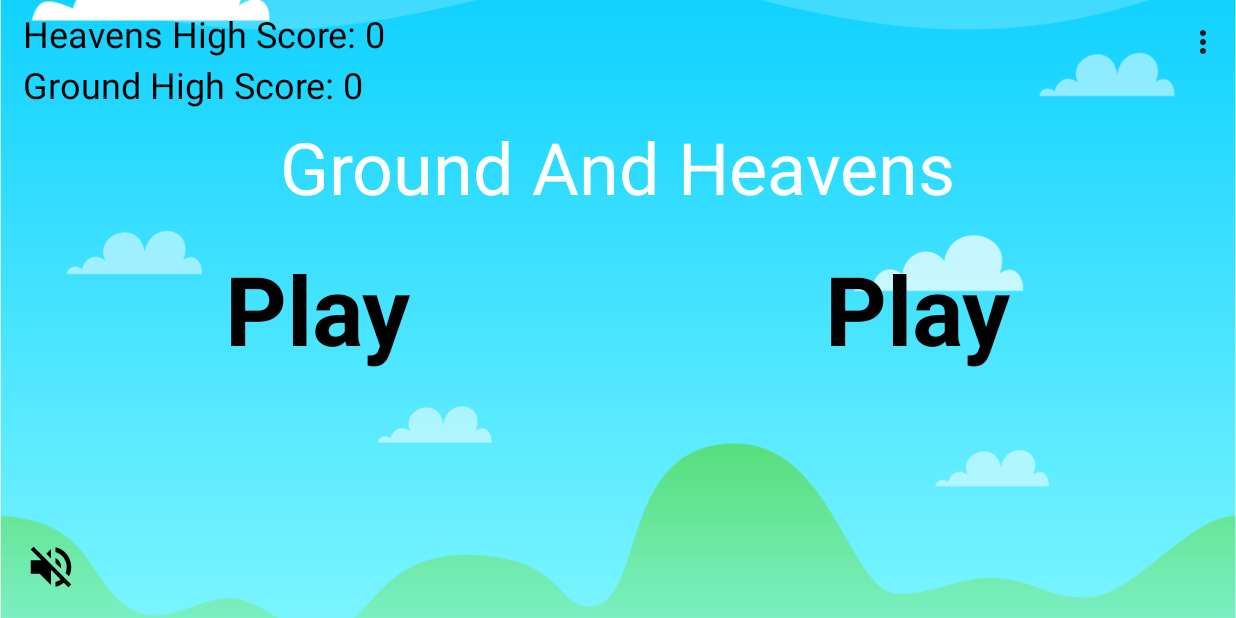
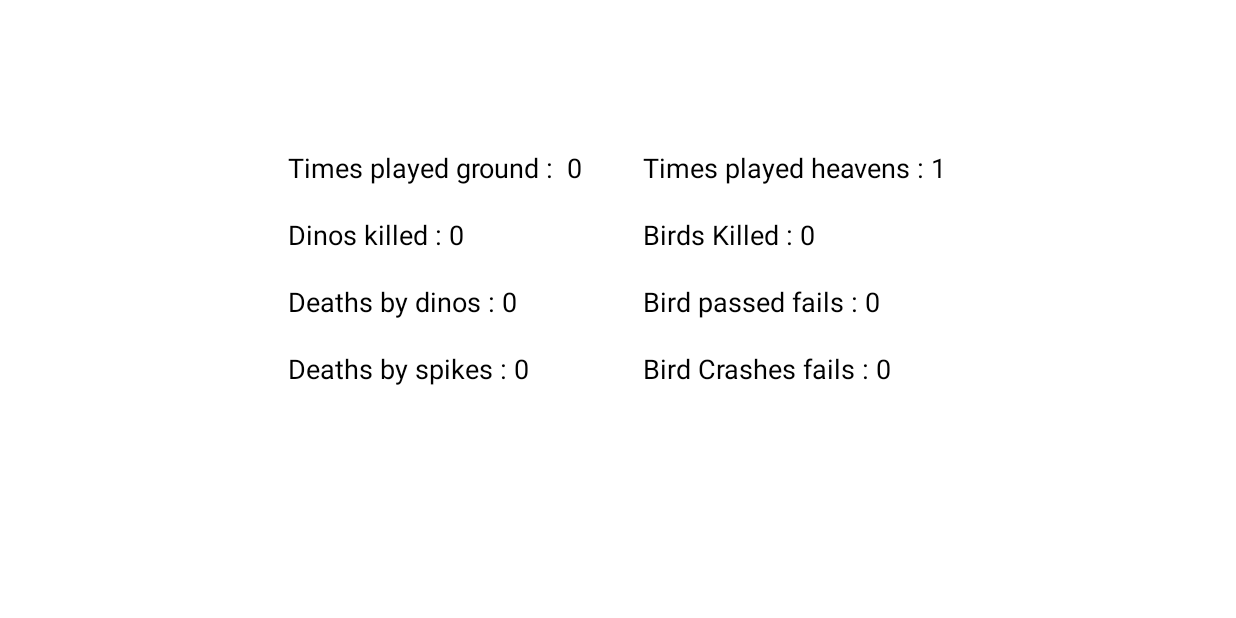
Before and after one commit to ArielMelnick/ProjectGame, an Android app: the screen it shows after launch (MainActivity), in the options menu, after a tap on "Statistics", on a phone screen of 824 x 412 dp (held sideways). Run offline under Robolectric (Android 15) with nearby library versions, the light colour scheme and no system bars.

Commit message:
Many little things

```diff
--- a/app/src/main/AndroidManifest.xml
+++ b/app/src/main/AndroidManifest.xml
@@ -17,6 +17,7 @@
         android:theme="@style/Theme.ProjectGame">
         <activity
             android:name=".GroundGameActivity"
+            android:screenOrientation="landscape"
             android:exported="false" />
         <activity
             android:name=".HeavensGameActivity"
--- a/app/src/main/java/com/example/projectgame/Bullet.java
+++ b/app/src/main/java/com/example/projectgame/Bullet.java
@@ -10,7 +10,6 @@ public class Bullet {
     Bitmap bullet;
     int width, height;
 
-    // it seems to me for right now, that "newBullet()" from HeavensGameView can be here instead
 
     Bullet(Resources res) {
         this.bullet = BitmapFactory.decodeResource(res, R.drawable.bullet);
--- a/app/src/main/java/com/example/projectgame/GroundGameView.java
+++ b/app/src/main/java/com/example/projectgame/GroundGameView.java
@@ -31,6 +31,7 @@ public class GroundGameView extends SurfaceView implements Runnable {
     private SharedPreferences sp;
     private MediaPlayer mp;
     private double increaseSpeed;
+    private SharedPreferences.Editor edit;
 
 
     public GroundGameView(GroundGameActivity activity, int screenX, int screenY) {
@@ -39,6 +40,10 @@ public class GroundGameView extends SurfaceView implements Runnable {
         this.activity = activity;
 
         sp = activity.getSharedPreferences("game", Context.MODE_PRIVATE);
+        edit = sp.edit();
+
+        edit.putInt("timesPlayedGround", sp.getInt("timesPlayedGround", 0) + 1);
+        edit.apply();
 
         mp = MediaPlayer.create(activity, R.raw.shoot);
 
@@ -96,7 +101,7 @@ public class GroundGameView extends SurfaceView implements Runnable {
 
 
         List<Bullet> trash = new ArrayList<>();
-        trash.clear();
+
 
         for (Bullet bullet : bullets) {
             if (bullet.x > screenX)
@@ -109,6 +114,11 @@ public class GroundGameView extends SurfaceView implements Runnable {
                     dino.x = -600;
                     bullet.x = screenX + 500;
                     dino.wasShot = true;
+
+                    if (sp.getInt("dinosKilled", 0) < 999999999)
+                        edit.putInt("dinosKilled", sp.getInt("dinosKilled", 0) + 1);
+
+                    edit.apply();
                 }
             }
         }
@@ -125,10 +135,8 @@ public class GroundGameView extends SurfaceView implements Runnable {
                 return;
             }
 
-
-
-            dino.speed = (int) (Math.random() * (40 * screenRatioX) + (30 * screenRatioX) +(int)increaseSpeed);
-            dino.x = (int) ((Math.random() * (400) + screenX + 100) * screenRatioX);
+            dino.speed = (int) (Math.random() * (40 * screenRatioX) + (30 * screenRatioX) + (int) increaseSpeed);
+            dino.x = (int) ((Math.random() * (900) + screenX + 100) * screenRatioX);
             dino.y = (int) ((665 * screenRatioY) - (90 * screenRatioX));
             dino.wasShot = false;
         }
@@ -139,7 +147,7 @@ public class GroundGameView extends SurfaceView implements Runnable {
 
             spikes.x = (int) ((Math.random() * (400) + screenX + 100) * screenRatioX);
             spikes.y = (int) ((665 * screenRatioY) + 170 * screenRatioX);
-            spikes.speed = (int) (22 * screenRatioX) +  (int)increaseSpeed;
+            spikes.speed = (int) (22 * screenRatioX) + (int) increaseSpeed;
 
         }
 
@@ -147,6 +155,8 @@ public class GroundGameView extends SurfaceView implements Runnable {
         if (Rect.intersects(dino.getCollisionShape(), robot.getCollisionShape())) {
             isGameOver = true;
             robot.y = robot.defaultY + 15;
+            edit.putInt("deathsByDino", sp.getInt("deathsByDino", 0) + 1);
+            edit.apply();
             return;
         }
 
@@ -154,6 +164,8 @@ public class GroundGameView extends SurfaceView implements Runnable {
         if (Rect.intersects(spikes.getCollisionShape(), robot.getCollisionShape())) {
             isGameOver = true;
             robot.y = robot.defaultY + 15;
+            edit.putInt("deathsBySpikes", sp.getInt("deathsBySpikes", 0) + 1);
+            edit.apply();
             return;
         }
 
@@ -162,7 +174,7 @@ public class GroundGameView extends SurfaceView implements Runnable {
 
     public void updateBackground() {
 
-        int step = (int) (22 * screenRatioX) +  (int)increaseSpeed;
+        int step = (int) (22 * screenRatioX) + (int) increaseSpeed;
         background1.x -= step;
         background2.x -= step;
 
@@ -275,7 +287,7 @@ public class GroundGameView extends SurfaceView implements Runnable {
 
         Bullet bullet = new Bullet(getResources());
         bullet.x = robot.x + robot.averageWidth;
-        bullet.y = (int) ((robot.y + robot.averageHeight / 2 )-30*screenRatioY);
+        bullet.y = (int) ((robot.y + robot.averageHeight / 2) - 30 * screenRatioY);
         bullets.add(bullet);
 
     }
@@ -293,7 +305,7 @@ public class GroundGameView extends SurfaceView implements Runnable {
     public void saveIfHighScore() {
 
         if (sp.getInt("GroundHighScore", 0) < score) {
-            SharedPreferences.Editor edit = sp.edit();
+
             edit.putInt("GroundHighScore", score);  // creating/changing an int variant named "highScore" inside "game.xml" that inside "shared_prefs" directory
             edit.apply();  // To create/change the high score
 
--- a/app/src/main/java/com/example/projectgame/HeavensGameView.java
+++ b/app/src/main/java/com/example/projectgame/HeavensGameView.java
@@ -31,6 +31,7 @@ public class HeavensGameView extends SurfaceView implements Runnable {
     private SharedPreferences sp;  // I'm using "SharedPreferences" to store the highest score
     private HeavensGameActivity activity;
     private MediaPlayer mp;
+    private SharedPreferences.Editor edit;
 
     public HeavensGameView(HeavensGameActivity activity, int screenX, int screenY) {
         super(activity);
@@ -38,6 +39,9 @@ public class HeavensGameView extends SurfaceView implements Runnable {
         this.activity = activity;
 
         sp = activity.getSharedPreferences("game", Context.MODE_PRIVATE);  // connecting to the xml file named "game" in SharedPreferences that i created in "MainActivity".
+        edit = sp.edit();
+        edit.putInt("timesPlayedHeavens", sp.getInt("timesPlayedHeavens", 0) + 1);
+        edit.apply();
 
         mp = MediaPlayer.create(activity, R.raw.shoot);
 
@@ -118,6 +122,11 @@ public class HeavensGameView extends SurfaceView implements Runnable {
                     bird.x = -500;  // so the bird will go out of the screen, to the left
                     bullet.x = screenX + 500;  // so the bullet will be out of the screen
                     bird.wasShot = true;
+
+                    if (sp.getInt("birdsKilled", 0) < 999999999)
+                        edit.putInt("birdsKilled", sp.getInt("birdsKilled", 0) + 1);
+
+                    edit.apply();
                 }
             }
         }
@@ -133,6 +142,9 @@ public class HeavensGameView extends SurfaceView implements Runnable {
 
                 if (!(bird.wasShot)) {  // if the bird got out of the screen without getting shoot at so the player had failed and the game will be over
                     isGameOver = true;
+                    edit.putInt("birdPassFails", sp.getInt("birdPassFails", 0) + 1);
+                    edit.apply();
+
                     return;
                 }
 
@@ -146,6 +158,9 @@ public class HeavensGameView extends SurfaceView implements Runnable {
 
             if (Rect.intersects(bird.getCollisionShape(), flight.getCollisionShape())) {  // to check if the bird hit the airplane to end the game
                 isGameOver = true;
+                edit.putInt("birdCrashes", sp.getInt("birdCrashes", 0) + 1);
+                edit.apply();
+
                 return;
 
             }
@@ -282,7 +297,7 @@ public class HeavensGameView extends SurfaceView implements Runnable {
     public void saveIfHighScore() {
 
         if (sp.getInt("HeavensHighScore", 0) < score) {
-            SharedPreferences.Editor edit = sp.edit();
+
             edit.putInt("HeavensHighScore", score);  // creating/changing an int variant named "highScore" inside "game.xml" that inside "shared_prefs" directory
             edit.apply();  // To create/change the high score
 
--- a/app/src/main/java/com/example/projectgame/MainActivity.java
+++ b/app/src/main/java/com/example/projectgame/MainActivity.java
@@ -8,10 +8,13 @@ import android.content.IntentFilter;
 import android.content.SharedPreferences;
 import android.net.Uri;
 import android.os.Bundle;
+import android.text.Layout;
 import android.view.Menu;
 import android.view.MenuItem;
 import android.view.View;
+import android.view.WindowManager;
 import android.widget.ImageView;
+import android.widget.LinearLayout;
 import android.widget.TextView;
 
 public class MainActivity extends AppCompatActivity {
@@ -21,7 +24,6 @@ public class MainActivity extends AppCompatActivity {
     private TextView tvHeavensHighScore;
     private TextView tvGroundHighScore;
     private SharedPreferences sp;
-    private Dialog instructionsDialog;
     private SharedPreferences.Editor editor;
     private MyBroadcastReceiver mbr;
 
@@ -44,7 +46,7 @@ public class MainActivity extends AppCompatActivity {
 
         volume = findViewById(R.id.volume);
 
-        if (isMute)  // I'm putting those "if" statements also in here so if the player would return to the game after he closed it, it will just like it was when he exited the game.
+        if (isMute)  // I'm putting those "if" statements also in here so if the player would return to the game after he closed it, it will be just like it was when he exited the game.
             volume.setImageResource(R.drawable.ic_baseline_volume_off_24);
         else
             volume.setImageResource(R.drawable.ic_baseline_volume_up_24);
@@ -101,23 +103,68 @@ public class MainActivity extends AppCompatActivity {
             Intent intent = new Intent(Intent.ACTION_DIAL, Uri.parse("tel:" + "0546306568"));
             startActivity(intent);
         }
-        if (id == R.id.Instructions) {
+
+        if (id == R.id.Instructions)
             createInstructionsDialog();
 
-        }
+        if (id == R.id.Statistics)
+            createStatisticsDialog();
+
         return true;
 
     }
 
     public void createInstructionsDialog() {
 
-        instructionsDialog = new Dialog(this);
+        Dialog instructionsDialog = new Dialog(this);
 
         instructionsDialog.setContentView(R.layout.instructions_dialog_layout);
-        instructionsDialog.setTitle("Instructions");
         instructionsDialog.setCancelable(true);
 
         instructionsDialog.show();
+
+    }
+
+    public void createStatisticsDialog() {
+        TextView timesPlayedGround, dinosKilled, deathsByDino, deathsBySpikes, timesPlayedHeavens, birdsKilled, birdPassFails, birdCrashes;
+        Dialog statisticsDialog = new Dialog(this);
+        statisticsDialog.setContentView(R.layout.statistics_dialog_layout);
+        WindowManager.LayoutParams wmlp = new WindowManager.LayoutParams();
+        wmlp.width = 1600;
+        wmlp.height = 700;
+        statisticsDialog.getWindow().setAttributes(wmlp);
+        statisticsDialog.setCancelable(true);
+
+        timesPlayedGround = statisticsDialog.findViewById(R.id.timesPlayedGround);
+        dinosKilled = statisticsDialog.findViewById(R.id.dinosKilled);
+        deathsByDino = statisticsDialog.findViewById(R.id.deathsByDino);
+        deathsBySpikes = statisticsDialog.findViewById(R.id.deathsBySpikes);
+        timesPlayedHeavens = statisticsDialog.findViewById(R.id.timesPlayedHeavens);
+        birdsKilled = statisticsDialog.findViewById(R.id.birdsKilled);
+        birdPassFails = statisticsDialog.findViewById(R.id.birdPassFails);
+        birdCrashes = statisticsDialog.findViewById(R.id.birdCrashes);
+
+
+        timesPlayedGround.setText("Times played ground :  " + sp.getInt("timesPlayedGround", 0));
+
+        if (sp.getInt("dinosKilled", 0) == 999999999)
+            dinosKilled.setText("Dinos killed : " + 999999999 + "+" + "\n you are playing to much!");
+        else
+            dinosKilled.setText("Dinos killed : " + sp.getInt("dinosKilled", 0));
+
+        deathsByDino.setText("Deaths by dinos : " + sp.getInt("deathsByDino", 0));
+        deathsBySpikes.setText("Deaths by spikes : " + sp.getInt("deathsBySpikes", 0));
+        timesPlayedHeavens.setText("Times played heavens : " + sp.getInt("timesPlayedHeavens", 0));
+
+        if (sp.getInt("birdsKilled", 0) == 999999999)
+            dinosKilled.setText("Birds killed : " + 999999999 + "+" + "\n you are playing to much!");
+        else
+            birdsKilled.setText("Birds Killed : " + sp.getInt("birdsKilled", 0));
+
+        birdPassFails.setText("Bird passed fails : " + sp.getInt("birdPassFails", 0));
+        birdCrashes.setText("Bird Crashes fails : " + sp.getInt("birdCrashes", 0));
+
+        statisticsDialog.show();
 
     }
 
@@ -135,9 +182,7 @@ public class MainActivity extends AppCompatActivity {
         filter.addAction(Intent.ACTION_BATTERY_CHANGED);
         registerReceiver(mbr, filter);
 
-
     }
-
 
 
     @Override
--- a/app/src/main/res/layout/activity_main.xml
+++ b/app/src/main/res/layout/activity_main.xml
@@ -15,16 +15,15 @@
         android:src="@drawable/background" />
 
 
-
     <TextView
         android:layout_width="wrap_content"
         android:layout_height="wrap_content"
         android:layout_above="@id/play"
         android:layout_below="@id/tvHeavensHighScore"
         android:layout_centerHorizontal="true"
+        android:layout_marginTop="40dp"
         android:text="Ground And Heavens"
         android:textColor="#ffffff"
-        android:layout_marginTop="40dp"
         android:textSize="48sp" />
 
     <TextView
@@ -56,8 +55,8 @@
         android:layout_width="wrap_content"
         android:layout_height="wrap_content"
         android:layout_alignParentLeft="true"
+        android:layout_marginLeft="15dp"
         android:layout_marginTop="6dp"
-        android:layout_marginLeft="15dp"
         android:text="Heavens High Score:"
         android:textColor="@color/black"
         android:textSize="24sp" />
@@ -88,5 +87,4 @@
         android:src="@drawable/ic_baseline_volume_up_24" />
 
 
-
 </RelativeLayout>
--- a/app/src/main/res/layout/instructions_dialog_layout.xml
+++ b/app/src/main/res/layout/instructions_dialog_layout.xml
@@ -23,7 +23,5 @@
             android:textSize="20sp" />
 
 
-
-
     </ScrollView>
 </LinearLayout>
--- /dev/null
+++ b/app/src/main/res/layout/statistics_dialog_layout.xml
@@ -0,0 +1,96 @@
+<?xml version="1.0" encoding="utf-8"?>
+<LinearLayout xmlns:android="http://schemas.android.com/apk/res/android"
+    android:id="@+id/ll"
+    android:layout_width="match_parent"
+    android:layout_height="match_parent"
+    android:gravity="center"
+    android:orientation="horizontal">
+
+    <LinearLayout
+        android:layout_width="wrap_content"
+        android:layout_height="wrap_content"
+        android:layout_marginRight="40dp"
+        android:orientation="vertical"
+
+        >
+
+        <TextView
+            android:id="@+id/timesPlayedGround"
+            android:layout_width="wrap_content"
+            android:layout_height="wrap_content"
+            android:layout_marginBottom="20dp"
+            android:text="Times played ground :"
+            android:textColor="@color/black"
+            android:textSize="18sp" />
+
+        <TextView
+            android:id="@+id/dinosKilled"
+            android:layout_width="wrap_content"
+            android:layout_height="wrap_content"
+            android:layout_marginBottom="20dp"
+            android:text="Dinos killed :"
+            android:textColor="@color/black"
+            android:textSize="18sp" />
+
+        <TextView
+            android:id="@+id/deathsByDino"
+            android:layout_width="wrap_content"
+            android:layout_height="wrap_content"
+            android:layout_marginBottom="20dp"
+            android:text="Deaths by dinos :"
+            android:textColor="@color/black"
+            android:textSize="18sp" />
+
+        <TextView
+            android:id="@+id/deathsBySpikes"
+            android:layout_width="wrap_content"
+            android:layout_height="wrap_content"
+            android:text="Deaths by spikes :"
+            android:textColor="@color/black"
+            android:textSize="18sp" />
+    </LinearLayout>
+
+    <LinearLayout
+        android:layout_width="wrap_content"
+        android:layout_height="wrap_content"
+        android:orientation="vertical">
+
+        <TextView
+            android:id="@+id/timesPlayedHeavens"
+            android:layout_width="wrap_content"
+            android:layout_height="wrap_content"
+            android:layout_marginBottom="20dp"
+            android:text="Times played heavens :"
+            android:textColor="@color/black"
+            android:textSize="18sp" />
+
+        <TextView
+            android:id="@+id/birdsKilled"
+            android:layout_width="wrap_content"
+            android:layout_height="wrap_content"
+            android:layout_marginBottom="20dp"
+            android:text="Birds Killed :"
+            android:textColor="@color/black"
+            android:textSize="18sp" />
+
+        <TextView
+            android:id="@+id/birdPassFails"
+            android:layout_width="wrap_content"
+            android:layout_height="wrap_content"
+            android:layout_marginBottom="20dp"
+            android:text="Bird passed fails :"
+            android:textColor="@color/black"
+            android:textSize="18sp" />
+
+        <TextView
+            android:id="@+id/birdCrashes"
+            android:layout_width="wrap_content"
+            android:layout_height="wrap_content"
+            android:text="Bird Crashes fails :"
+            android:textColor="@color/black"
+            android:textSize="18sp" />
+
+    </LinearLayout>
+
+
+</LinearLayout>
--- a/app/src/main/res/menu/menu.xml
+++ b/app/src/main/res/menu/menu.xml
@@ -1,14 +1,13 @@
 <?xml version="1.0" encoding="utf-8"?>
-<menu xmlns:app="http://schemas.android.com/apk/res-auto"
-    xmlns:android="http://schemas.android.com/apk/res/android">
+<menu xmlns:android="http://schemas.android.com/apk/res/android"
+    xmlns:app="http://schemas.android.com/apk/res-auto">
 
 
     <item
 
-        android:id="@+id/Settings"
+        android:id="@+id/Statistics"
+        android:orderInCategory="1"
         android:title="Statistics"
-        android:orderInCategory="1"
-
 
 
         />
@@ -16,15 +15,12 @@
 
     <item
         android:id="@+id/Contact"
-        android:title="Contact"
         android:orderInCategory="2"
-        />
+        android:title="Contact" />
     <item
         android:id="@+id/Instructions"
-        android:title="Instructions"
         android:orderInCategory="3"
-        />
-
+        android:title="Instructions" />
 
 
 </menu>
```
